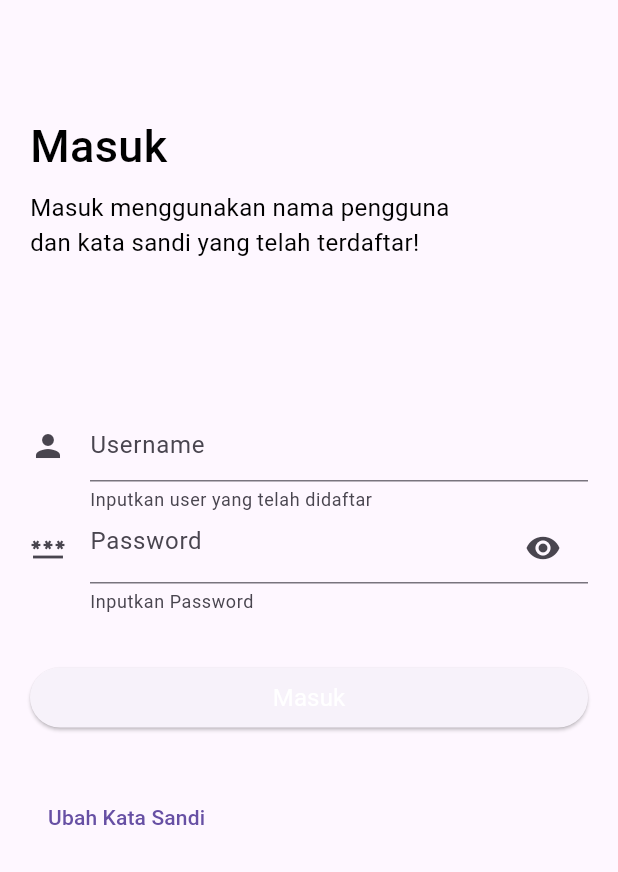
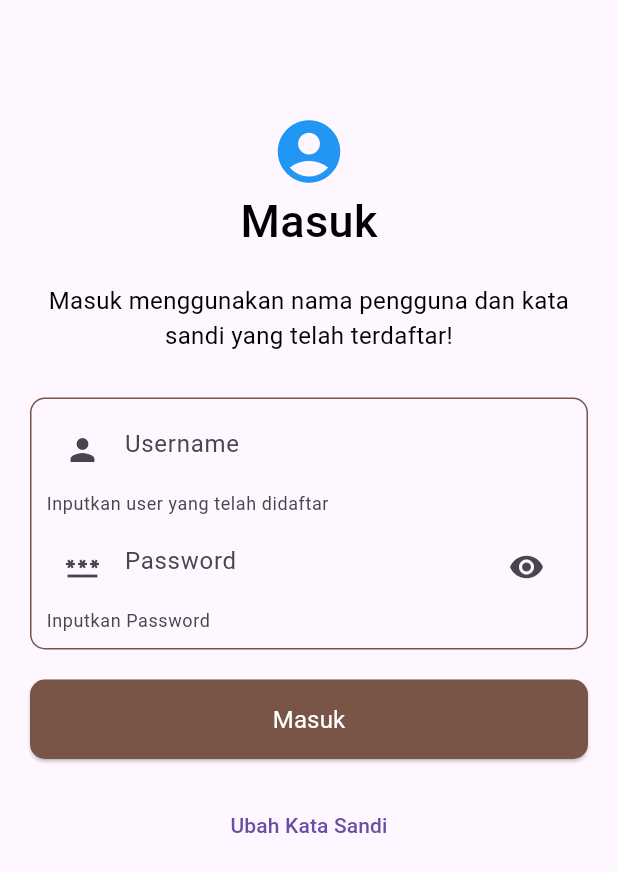
Before and after one commit to Williamdarmawan11106/atma_kitchen, a Flutter app: the screen it shows after launch, on a phone screen of 412 x 824 dp. Shown: the top 872 px of the screen. Run offline on Flutter 3.47's test engine with Material 3 defaults, Android fonts, the phone set to English and light mode, and no system bars.

Commit message:
done bgt

```diff
--- a/lib/Login.dart
+++ b/lib/Login.dart
@@ -1,5 +1,5 @@
+import 'package:flutter/material.dart';
 import 'package:atma_kitchen/entity/Employee.dart';
-import 'package:flutter/material.dart';
 import 'package:atma_kitchen/entity/Customer.dart';
 import 'package:atma_kitchen/Profile.dart';
 import 'package:atma_kitchen/Presensi.dart';
@@ -8,7 +8,7 @@ import 'package:atma_kitchen/client/AuthClient.dart';
 class LoginView extends StatefulWidget {
   final Map? data;
 
-  const LoginView({super.key, this.data});
+  const LoginView({Key? key, this.data}) : super(key: key);
 
   @override
   State<LoginView> createState() => _LoginViewState();
@@ -61,12 +61,20 @@ class _LoginViewState extends State<LoginView> {
           child: Form(
             key: _formKey,
             child: Column(
-              mainAxisAlignment: MainAxisAlignment.start,
-              crossAxisAlignment: CrossAxisAlignment.start,
+              mainAxisAlignment: MainAxisAlignment.center,
+              crossAxisAlignment: CrossAxisAlignment.center,
               children: [
-                const Padding(
-                  padding: EdgeInsets.only(bottom: 8.0),
-                  child: Text(
+                Center(
+                  child: Column(
+                    mainAxisAlignment: MainAxisAlignment.center,
+                    crossAxisAlignment: CrossAxisAlignment.center,
+                    children: [
+                      Icon(
+                        Icons.account_circle,
+                        size: 50,
+                        color: Colors.blue,
+                      ),
+                      Text(
                         'Masuk',
                         style: TextStyle(
                           fontSize: 30,
@@ -74,17 +82,27 @@ class _LoginViewState extends State<LoginView> {
                           fontWeight: FontWeight.w500,
                         ),
                       ),
-                ),
-                const Padding(
-                  padding: EdgeInsets.only(bottom: 100.0),
-                  child: Text(
-                    'Masuk menggunakan nama pengguna \ndan kata sandi yang telah terdaftar!',
+                      const SizedBox(height: 20),
+                      Text(
+                        'Masuk menggunakan nama pengguna dan kata sandi yang telah terdaftar!',
+                        textAlign: TextAlign.center,
                         style: TextStyle(
                           fontSize: 16,
                           color: Color.fromRGBO(0, 0, 0, 1.0),
                         ),
                       ),
+                    ],
                   ),
+                ),
+                const SizedBox(height: 30),
+                Container(
+                  padding: EdgeInsets.all(10),
+                  decoration: BoxDecoration(
+                    borderRadius: BorderRadius.circular(10),
+                    border: Border.all(color: Colors.brown),
+                  ),
+                  child: Column(
+                    children: [
                       TextFormField(
                         key: const Key('usernameField'),
                         validator: (value) {
@@ -97,8 +115,11 @@ class _LoginViewState extends State<LoginView> {
                         decoration: const InputDecoration(
                           hintText: "Username",
                           helperText: "Inputkan user yang telah didaftar",
-                      icon: Icon(Icons.person)),
+                          border: InputBorder.none,
+                          prefixIcon: Icon(Icons.person),
                         ),
+                      ),
+                      SizedBox(height: 10),
                       TextFormField(
                         key: const Key("passwordField"),
                         validator: (value) {
@@ -112,7 +133,8 @@ class _LoginViewState extends State<LoginView> {
                         decoration: InputDecoration(
                           hintText: "Password",
                           helperText: "Inputkan Password",
-                    icon: const Icon(Icons.password),
+                          border: InputBorder.none,
+                          prefixIcon: Icon(Icons.password),
                           suffixIcon: IconButton(
                             padding: const EdgeInsetsDirectional.only(end: 12.0),
                             icon: _isObscured
@@ -126,14 +148,13 @@ class _LoginViewState extends State<LoginView> {
                           ),
                         ),
                       ),
-                const SizedBox(height: 32.0),
-                Column(
-                  children: [
+                    ],
+                  ),
+                ),
+                const SizedBox(height: 20),
                 ElevatedButton(
                   key: const Key('Masuk'),
                   onPressed: () async {
-                        // print(usernameController.text);
-                        // print(passwordController.text);
                     if (_formKey.currentState!.validate()) {
                       Customer? dataCus = await loginCus();
                       print(dataCus);
@@ -148,20 +169,25 @@ class _LoginViewState extends State<LoginView> {
                         Navigator.push(
                           context,
                           MaterialPageRoute(
-                                    builder: (_) => Profile(id: idCustomer)));
+                            builder: (_) => Profile(id: idCustomer),
+                          ),
+                        );
                       } else {
                         Employee? dataEmp = await loginEmp();
                         print(dataEmp);
                         if (dataEmp != null) {
                           ScaffoldMessenger.of(context).showSnackBar(
                             const SnackBar(
-                                  content: Text('Login Berhasil MO!'),
+                              content: Text('Login Berhasil, Selamat Datang MO!'),
+                              backgroundColor: Colors.green,
                             ),
                           );
                           Navigator.push(
                             context,
                             MaterialPageRoute(
-                                      builder: (_) => const PresensiList()));
+                              builder: (_) => const PresensiList(),
+                            ),
+                          );
                         }
                       }
                     } else {
@@ -170,15 +196,11 @@ class _LoginViewState extends State<LoginView> {
                         builder: (_) => AlertDialog(
                           key: const Key('gagal'),
                           title: const Text('Username atau Password Salah'),
-                              // content: TextButton(
-                              //   onPressed: () => pushRegister(context),
-                              //   child: const Text('Daftar Disini !!'),
-                              // ),
                           actions: <Widget>[
                             TextButton(
-                                    onPressed: () =>
-                                        Navigator.pop(context, 'Cancel'),
-                                    child: const Text('Cancel')),
+                              onPressed: () => Navigator.pop(context, 'Cancel'),
+                              child: const Text('Cancel'),
+                            ),
                             TextButton(
                               onPressed: () => Navigator.pop(context, 'OK'),
                               child: const Text('OK'),
@@ -190,6 +212,7 @@ class _LoginViewState extends State<LoginView> {
                   },
                   child: Container(
                     width: double.infinity,
+                    padding: EdgeInsets.symmetric(vertical: 15),
                     child: const Center(
                       child: Text(
                         'Masuk',
@@ -201,15 +224,18 @@ class _LoginViewState extends State<LoginView> {
                       ),
                     ),
                   ),
+                  style: ElevatedButton.styleFrom(
+                    primary: Colors.brown,
+                    shape: RoundedRectangleBorder(
+                      borderRadius: BorderRadius.circular(10),
                     ),
-                  ],
                   ),
-                SizedBox(height: 32.0),
+                ),
+                SizedBox(height: 20),
                 TextButton(
-                    onPressed: () {
-                      // pushToForgotPass(context);
-                    },
-                    child: const Text('Ubah Kata Sandi')),
+                  onPressed: () {},
+                  child: const Text('Ubah Kata Sandi'),
+                ),
               ],
             ),
           ),
--- a/lib/editpresensi.dart
+++ b/lib/editpresensi.dart
@@ -16,9 +16,8 @@ class _EditPresensiPageState extends State<EditPresensiPage> {
   late TextEditingController _controllerTanggalKehadiran;
   late TextEditingController _controllerIDEmployee;
 
-  // List of status options
-  final List<int> statusOptions = [1, 0]; // 1 for 'Hadir', 0 for 'Tidak Hadir'
-  int selectedStatus = 1; // Default selected status
+  final List<int> statusOptions = [1, 0];
+  int selectedStatus = 1;
 
   @override
   void initState() {
@@ -26,7 +25,7 @@ class _EditPresensiPageState extends State<EditPresensiPage> {
     _controllerIDPresensi = TextEditingController(text: widget.presensi.ID_Presensi);
     _controllerTanggalKehadiran = TextEditingController(text: widget.presensi.Tanggal_Kehadiran.toString());
     _controllerIDEmployee = TextEditingController(text: widget.presensi.ID_Employee);
-    selectedStatus = widget.presensi.Status_Kehadiran; // Set default status from Presensi object
+    selectedStatus = widget.presensi.Status_Kehadiran;
   }
 
   @override
```
Lines whose indentation alone changed are shown as unchanged.
